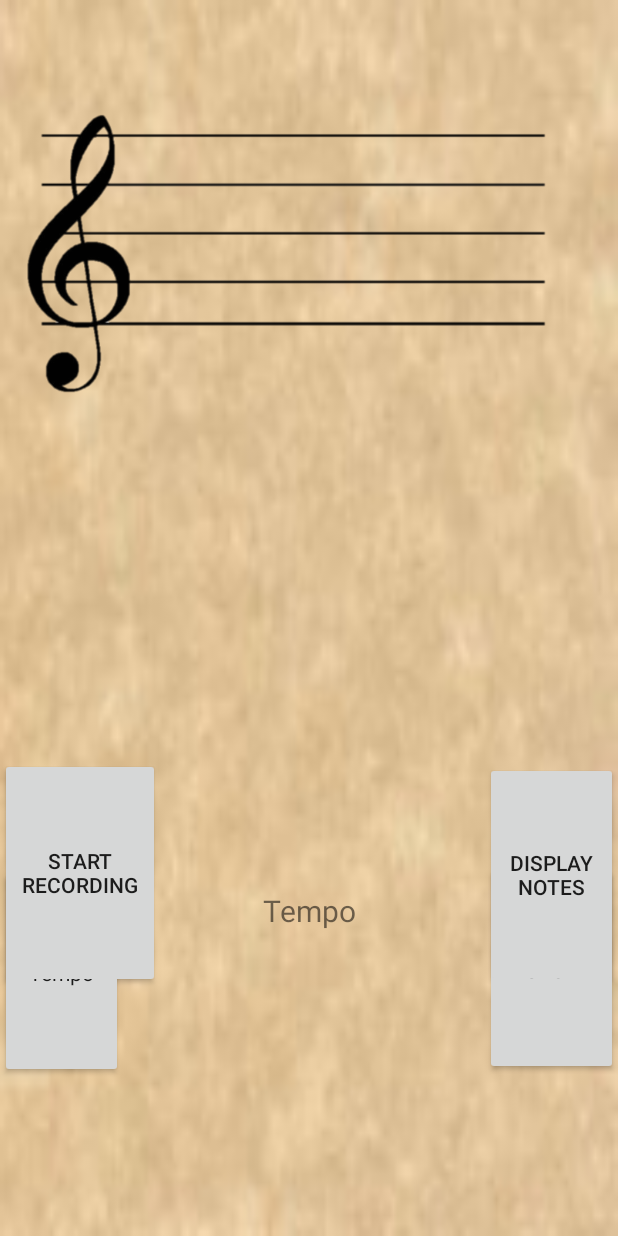
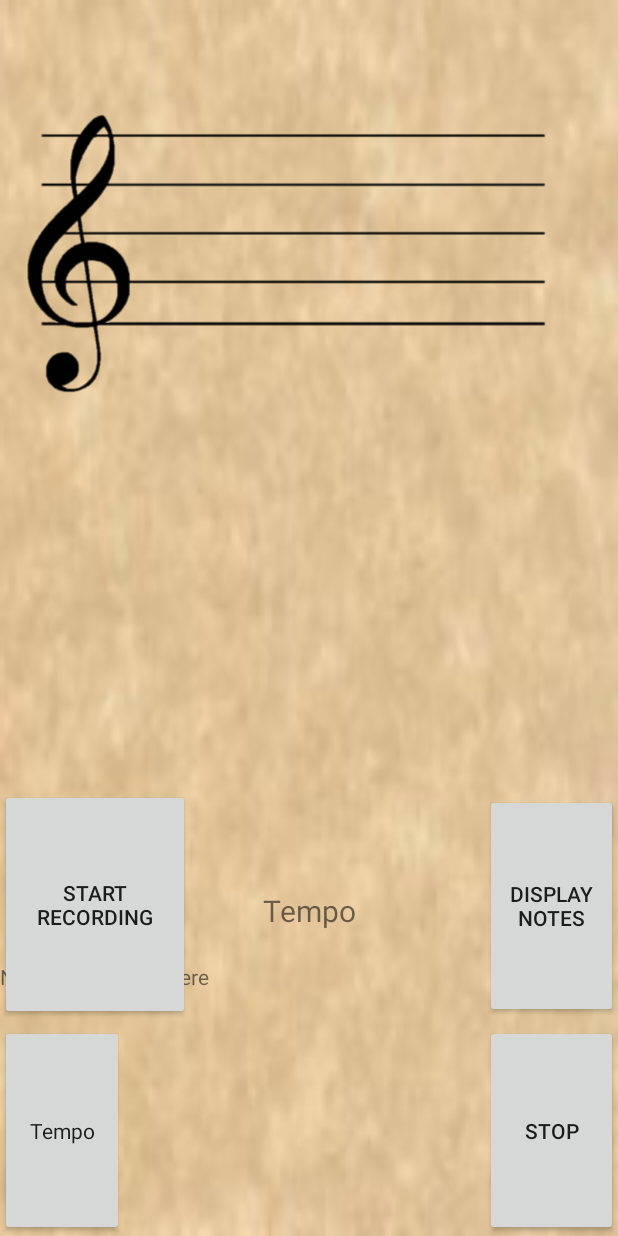
Before and after one commit to MrCheesy21/Sopranote, an Android app: the screen it shows after launch (MainActivity), on a phone screen of 412 x 824 dp. Run offline under Robolectric (Android 15) with nearby library versions, the phone set to English and light mode, and no system bars; 2 statements that could not run were skipped.

Commit message:
displays changes of notes

```diff
--- a/app/src/main/java/com/example/mlove/sopranote/MainActivity.java
+++ b/app/src/main/java/com/example/mlove/sopranote/MainActivity.java
@@ -81,7 +81,9 @@ public class MainActivity extends AppCompatActivity implements TempoInputDialog.
         noteChanges = new ArrayList<>();
         writeArray = findViewById(R.id.WriteArrayButton);
         stopWriting = findViewById(R.id.StopRecording);
-        shouldWrite = true;
+        shouldWrite = false;
+        noteDisplay = findViewById(R.id.displayNotes);
+
         stopWriting.setOnClickListener(new View.OnClickListener() {
             @Override
             public void onClick(View v) {
@@ -176,7 +178,13 @@ public class MainActivity extends AppCompatActivity implements TempoInputDialog.
     }
 
     private void displayNotes() {
-
+        String tempNote = "";
+        for (int i = 0; i < noteChanges.size(); i++) {
+            if (!tempNote.equals(noteChanges.get(i))) {
+                tempNote = noteChanges.get(i);
+                noteDisplay.append(tempNote);
+            }
+        }
     }
 
     private static void nextRange() {
--- a/app/src/main/res/layout/activity_main.xml
+++ b/app/src/main/res/layout/activity_main.xml
@@ -96,9 +96,9 @@
         android:layout_alignParentEnd="true"
         android:layout_alignParentBottom="true"
         android:layout_marginStart="0dp"
-        android:layout_marginTop="578dp"
-        android:layout_marginEnd="330dp"
-        android:layout_marginBottom="105dp"
+        android:layout_marginTop="683dp"
+        android:layout_marginEnd="329dp"
+        android:layout_marginBottom="0dp"
         android:text="@string/TempoInputButtonText"
         android:textAppearance="@style/TextAppearance.AppCompat.Body1" />
 
@@ -136,23 +136,23 @@
         android:layout_alignParentEnd="true"
         android:layout_alignParentBottom="true"
         android:layout_marginStart="323dp"
-        android:layout_marginTop="576dp"
+        android:layout_marginTop="683dp"
         android:layout_marginEnd="0dp"
-        android:layout_marginBottom="107dp"
+        android:layout_marginBottom="0dp"
         android:text="@string/StopButtonText" />
 
     <Button
         android:id="@+id/WriteArrayButton"
-        android:layout_width="wrap_content"
-        android:layout_height="62dp"
+        android:layout_width="126dp"
+        android:layout_height="wrap_content"
         android:layout_alignParentStart="true"
         android:layout_alignParentTop="true"
         android:layout_alignParentEnd="true"
         android:layout_alignParentBottom="true"
         android:layout_marginStart="0dp"
-        android:layout_marginTop="505dp"
-        android:layout_marginEnd="305dp"
-        android:layout_marginBottom="165dp"
+        android:layout_marginTop="526dp"
+        android:layout_marginEnd="285dp"
+        android:layout_marginBottom="144dp"
         android:text="@string/writeArrayButtonText" />
 
     <Button
@@ -164,9 +164,23 @@
         android:layout_alignParentEnd="true"
         android:layout_alignParentBottom="true"
         android:layout_marginStart="323dp"
-        android:layout_marginTop="508dp"
+        android:layout_marginTop="529dp"
         android:layout_marginEnd="0dp"
-        android:layout_marginBottom="166dp"
+        android:layout_marginBottom="145dp"
         android:text="@string/stopWritingButtonText" />
 
+    <TextView
+        android:id="@+id/displayNotes"
+        android:layout_width="match_parent"
+        android:layout_height="40dp"
+        android:layout_alignParentStart="true"
+        android:layout_alignParentTop="true"
+        android:layout_alignParentEnd="true"
+        android:layout_alignParentBottom="true"
+        android:layout_marginStart="0dp"
+        android:layout_marginTop="641dp"
+        android:layout_marginEnd="0dp"
+        android:layout_marginBottom="50dp"
+        android:text="@string/displayNotesText" />
+
 </RelativeLayout>
--- a/app/src/main/res/values/strings.xml
+++ b/app/src/main/res/values/strings.xml
@@ -9,5 +9,6 @@
     <string name="StopButtonText">Stop</string>
     <string name="stopWritingButtonText">Display Notes</string>
     <string name="writeArrayButtonText">Start Recording</string>
+    <string name="displayNotesText">Notes will display here</string>
 
 </resources>
```
Lines whose indentation alone changed are shown as unchanged.
